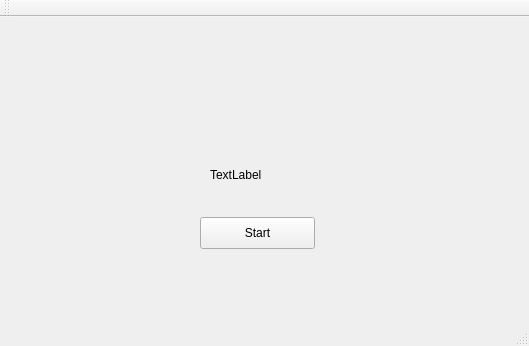
Old version of the form mainwindow.ui in the repository JohnB33/focusRail.
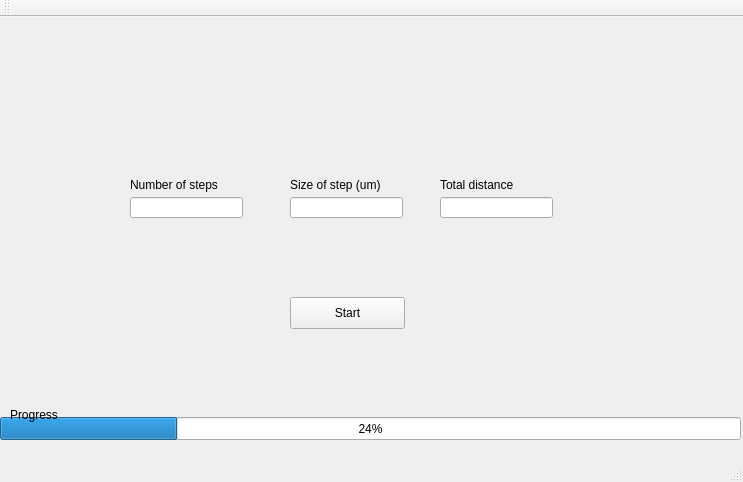
New version of the form.

The edit to the form file:
```diff
--- a/mainwindow.ui
+++ b/mainwindow.ui
@@ -6,8 +6,8 @@
    <rect>
     <x>0</x>
     <y>0</y>
-    <width>529</width>
-    <height>346</height>
+    <width>743</width>
+    <height>482</height>
    </rect>
   </property>
   <property name="windowTitle">
@@ -17,8 +17,8 @@
    <widget class="QPushButton" name="startButton">
     <property name="geometry">
      <rect>
-      <x>200</x>
-      <y>200</y>
+      <x>290</x>
+      <y>280</y>
       <width>115</width>
       <height>32</height>
      </rect>
@@ -30,14 +30,96 @@
    <widget class="QLabel" name="label">
     <property name="geometry">
      <rect>
-      <x>210</x>
-      <y>150</y>
-      <width>151</width>
+      <x>130</x>
+      <y>160</y>
+      <width>111</width>
       <height>16</height>
      </rect>
     </property>
     <property name="text">
-     <string>TextLabel</string>
+     <string>Number of steps</string>
+    </property>
+   </widget>
+   <widget class="QLineEdit" name="lineEdit">
+    <property name="geometry">
+     <rect>
+      <x>130</x>
+      <y>180</y>
+      <width>113</width>
+      <height>21</height>
+     </rect>
+    </property>
+   </widget>
+   <widget class="QLineEdit" name="lineEdit_2">
+    <property name="geometry">
+     <rect>
+      <x>290</x>
+      <y>180</y>
+      <width>113</width>
+      <height>21</height>
+     </rect>
+    </property>
+   </widget>
+   <widget class="QLineEdit" name="lineEdit_3">
+    <property name="geometry">
+     <rect>
+      <x>440</x>
+      <y>180</y>
+      <width>113</width>
+      <height>21</height>
+     </rect>
+    </property>
+   </widget>
+   <widget class="QLabel" name="label_2">
+    <property name="geometry">
+     <rect>
+      <x>290</x>
+      <y>160</y>
+      <width>101</width>
+      <height>16</height>
+     </rect>
+    </property>
+    <property name="text">
+     <string>Size of step (um)</string>
+    </property>
+   </widget>
+   <widget class="QLabel" name="label_3">
+    <property name="geometry">
+     <rect>
+      <x>440</x>
+      <y>160</y>
+      <width>101</width>
+      <height>16</height>
+     </rect>
+    </property>
+    <property name="text">
+     <string>Total distance</string>
+    </property>
+   </widget>
+   <widget class="QProgressBar" name="progressBar">
+    <property name="geometry">
+     <rect>
+      <x>0</x>
+      <y>400</y>
+      <width>741</width>
+      <height>23</height>
+     </rect>
+    </property>
+    <property name="value">
+     <number>24</number>
+    </property>
+   </widget>
+   <widget class="QLabel" name="label_4">
+    <property name="geometry">
+     <rect>
+      <x>10</x>
+      <y>390</y>
+      <width>111</width>
+      <height>16</height>
+     </rect>
+    </property>
+    <property name="text">
+     <string>Progress</string>
     </property>
    </widget>
   </widget>
```
Left out of the diff: 2 changed lines with no effect on the pictures.
